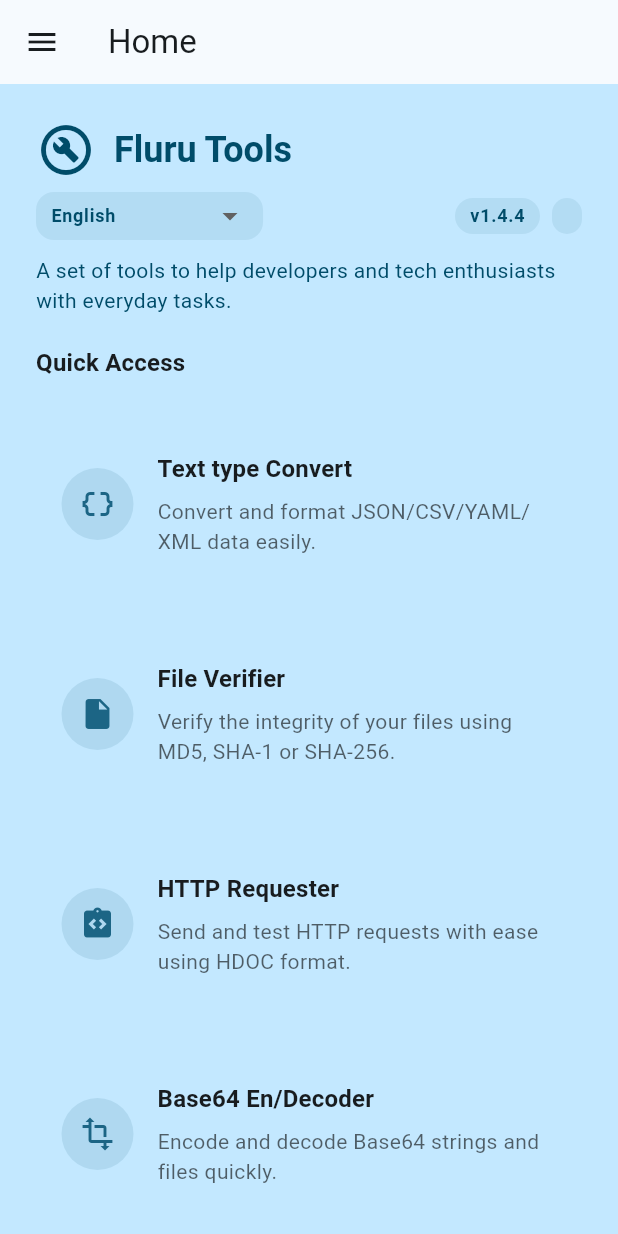
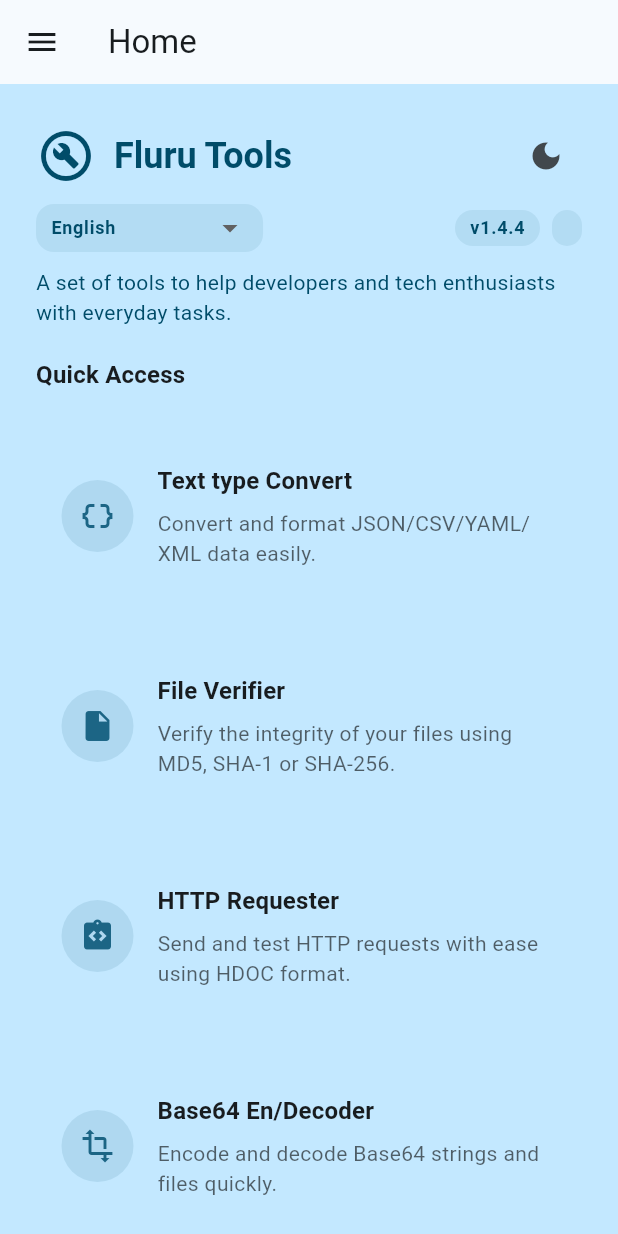
Before and after one commit to igorfs10/fluru_tools, a Flutter app: the screen it shows after launch, on a phone screen of 412 x 824 dp. Run offline on Flutter 3.47's test engine with Material 3 defaults, Android fonts, the phone set to English and light mode, and no system bars; our stand-ins replace csv, file_picker, package_info_plus, web, yaml; network calls fail.

Commit message:
Add theme switching support
Introduces theme switching between light and dark modes using a ValueNotifier. Updates main.dart and start_page.dart to support dynamic theme changes, and adds theme_state.dart to manage theme state and toggling.

```diff
--- a/lib/main.dart
+++ b/lib/main.dart
@@ -4,6 +4,7 @@ import 'package:fluru_tools/pages/file_verifier_page.dart';
 import 'package:fluru_tools/pages/format_converter_page.dart';
 import 'package:fluru_tools/pages/request_tester.dart';
 import 'package:fluru_tools/pages/start_page.dart';
+import 'package:fluru_tools/theme_state.dart';
 import 'package:flutter/material.dart';
 import 'locale_state.dart';
 import 'l10n/app_localizations.dart';
@@ -20,15 +21,30 @@ class MyApp extends StatelessWidget {
     return ValueListenableBuilder<Locale?>(
       valueListenable: appLocale,
       builder: (context, locale, _) {
+        return ValueListenableBuilder(
+          valueListenable: appTheme,
+          builder: (context, theme, _) {
             return MaterialApp(
               title: 'Fluru Tools',
               theme: ThemeData(
-            colorScheme: ColorScheme.fromSeed(seedColor: Colors.lightBlueAccent),
+                colorScheme: ColorScheme.fromSeed(
+                  seedColor: Colors.lightBlueAccent,
+                  brightness: Brightness.light,
+                ),
+              ),
+              darkTheme: ThemeData(
+                colorScheme: ColorScheme.fromSeed(
+                  seedColor: Colors.lightBlueAccent,
+                  brightness: Brightness.dark,
+                ),
               ),
               localizationsDelegates: AppLocalizations.localizationsDelegates,
               supportedLocales: AppLocalizations.supportedLocales,
               locale: locale,
+              themeMode: theme,
               home: const MyHomePage(),
+            );
+          },
         );
       },
     );
--- a/lib/pages/start_page.dart
+++ b/lib/pages/start_page.dart
@@ -1,5 +1,6 @@
 import 'package:fluru_tools/l10n/app_localizations.dart';
 import 'package:fluru_tools/locale_state.dart';
+import 'package:fluru_tools/theme_state.dart';
 import 'package:flutter/material.dart';
 import 'package:url_launcher/url_launcher.dart';
 import 'package:package_info_plus/package_info_plus.dart';
@@ -52,8 +53,7 @@ class StartPage extends StatelessWidget {
                                 children: [
                                   Row(
                                     children: [
-                                      Expanded(
-                                        child: Text(
+                                      Text(
                                         'Fluru Tools',
                                         style: Theme.of(context)
                                             .textTheme
@@ -63,6 +63,15 @@ class StartPage extends StatelessWidget {
                                               fontWeight: FontWeight.w700,
                                             ),
                                       ),
+                                      const Spacer(),
+                                      IconButton(
+                                        icon: Icon(
+                                          appTheme.value == ThemeMode.dark
+                                              ? Icons.light_mode
+                                              : Icons.dark_mode,
+                                        ),
+                                        tooltip: 'Alternar tema',
+                                        onPressed: () => toggleTheme(),
                                       ),
                                     ],
                                   ),
@@ -468,18 +477,16 @@ class _LatestVersionPill extends StatelessWidget {
         final currentVersion = pkg.version.trim();
         final different = latest != null && latest != currentVersion;
         final bgColor = different
-            ? Colors.red.withValues(alpha: .14)
+            ? scheme.onPrimary.withValues(alpha: .14)
             : scheme.onPrimaryContainer.withValues(alpha: .08);
-        final textColor = different
-            ? Colors.red.shade700
-            : scheme.onPrimaryContainer;
+        final textColor = different ? scheme.error : scheme.onPrimaryContainer;
         return Container(
           margin: const EdgeInsets.only(right: 0),
           padding: const EdgeInsets.symmetric(horizontal: 10, vertical: 4),
           decoration: BoxDecoration(
             color: bgColor,
             borderRadius: BorderRadius.circular(12),
-            border: different ? Border.all(color: Colors.red.shade400) : null,
+            border: different ? Border.all(color: scheme.error) : null,
           ),
           child: Text(
             latest == null
--- /dev/null
+++ b/lib/theme_state.dart
@@ -0,0 +1,13 @@
+import 'package:flutter/material.dart';
+
+final ValueNotifier<ThemeMode?> appTheme = ValueNotifier<ThemeMode?>(null);
+
+void toggleTheme() {
+  appTheme.value = appTheme.value == ThemeMode.light
+      ? ThemeMode.dark
+      : ThemeMode.light;
+}
+
+void setTheme(ThemeMode mode) {
+  appTheme.value = mode;
+}
```
Lines whose indentation alone changed are shown as unchanged.
